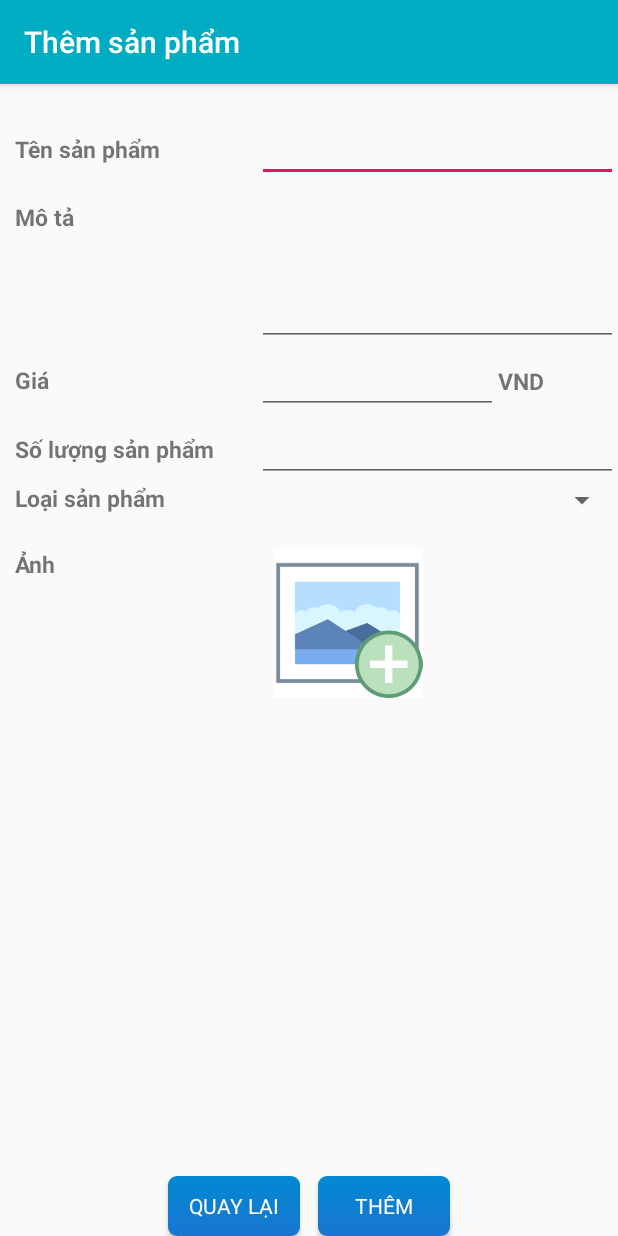
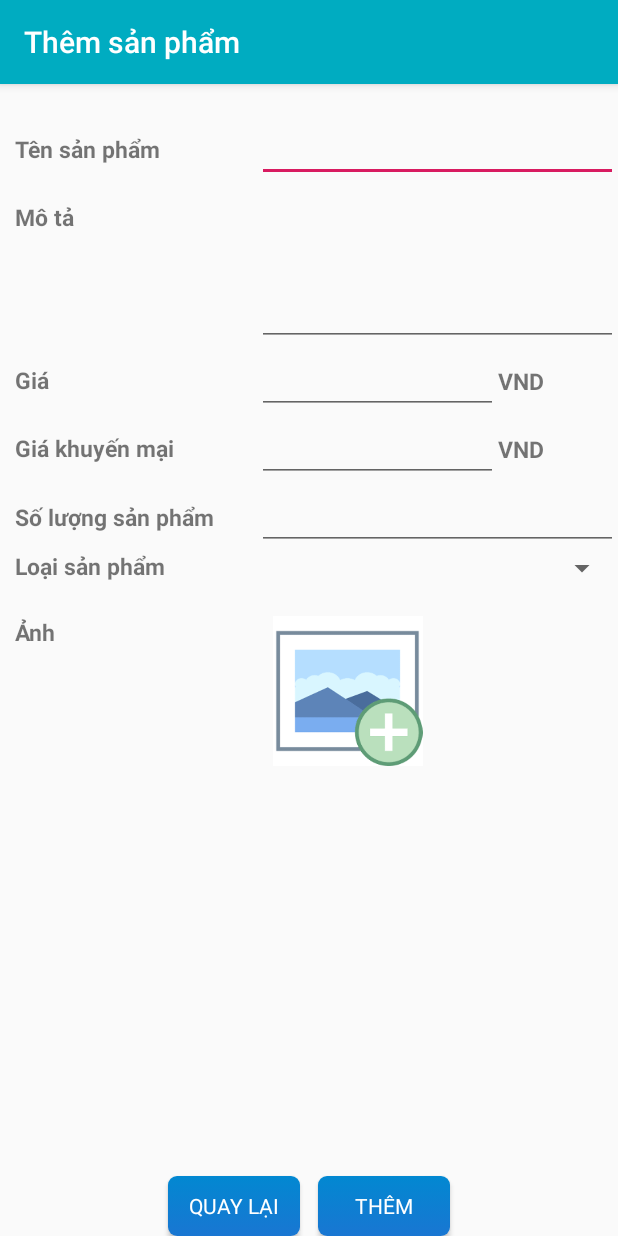
Before and after one commit to dung9788xx/ShopNowAndroid, an Android app: the ActivityAddProduct screen opened directly, with no data from a screen before it, on a phone screen of 412 x 824 dp. Run offline under Robolectric (Android 15) with nearby library versions, the light colour scheme and no system bars.

Commit message:
30/4/2020

```diff
--- a/app/src/main/java/com/dungdemo/shopnow/admin/AddCategoryActivity.java
+++ b/app/src/main/java/com/dungdemo/shopnow/admin/AddCategoryActivity.java
@@ -126,7 +126,7 @@ public class AddCategoryActivity extends AppCompatActivity implements AsyncRespo
         if(output.code()==200){
             Toast.makeText(this, "Thêm thành công", Toast.LENGTH_SHORT).show();
             finish();
-        }
+        }else
         if(output.code()==409){
             Toast.makeText(this, "Tên danh mục đã tồn tại!", Toast.LENGTH_SHORT).show();
         }else{
--- a/app/src/main/java/com/dungdemo/shopnow/admin/CategoryManagement.java
+++ b/app/src/main/java/com/dungdemo/shopnow/admin/CategoryManagement.java
@@ -77,7 +77,7 @@ public class CategoryManagement extends Fragment {
                         })
                         .setNegativeButton("Không", null)
                         .show();
-                return false;
+                return true;
             }
         });
         lvCategory.setOnItemClickListener(new AdapterView.OnItemClickListener() {
--- /dev/null
+++ b/app/src/main/res/drawable/ic_add_quanity_24dp.xml
@@ -0,0 +1,5 @@
+<vector android:height="24dp" android:tint="#060504"
+    android:viewportHeight="24.0" android:viewportWidth="24.0"
+    android:width="24dp" xmlns:android="http://schemas.android.com/apk/res/android">
+    <path android:fillColor="#FF000000" android:pathData="M19,13h-6v6h-2v-6H5v-2h6V5h2v6h6v2z"/>
+</vector>
--- /dev/null
+++ b/app/src/main/res/drawable/ic_add_quantity_24dp.xml
@@ -0,0 +1,5 @@
+<vector android:height="24dp" android:tint="#4C3F33"
+    android:viewportHeight="24.0" android:viewportWidth="24.0"
+    android:width="24dp" xmlns:android="http://schemas.android.com/apk/res/android">
+    <path android:fillColor="#FF000000" android:pathData="M19,13h-6v6h-2v-6H5v-2h6V5h2v6h6v2z"/>
+</vector>
--- a/app/src/main/res/layout/activity_add_product.xml
+++ b/app/src/main/res/layout/activity_add_product.xml
@@ -67,6 +67,39 @@
              android:layout_height="wrap_content">
              <EditText
                  android:id="@+id/edtPrice"
+                 android:inputType="number"
+                 android:layout_weight="4"
+                 android:layout_width="match_parent"
+                 android:layout_height="wrap_content"/>
+             <TextView
+                 android:textSize="15sp"
+                 android:textStyle="bold"
+                 android:layout_weight="8"
+                 android:text="VND"
+                 android:layout_width="match_parent"
+                 android:layout_height="wrap_content"/>
+         </LinearLayout>
+
+
+     </LinearLayout>
+     <LinearLayout
+         android:orientation="horizontal"
+         android:layout_width="match_parent"
+         android:layout_height="wrap_content">
+         <TextView
+             android:textSize="15sp"
+             android:textStyle="bold"
+             android:layout_gravity="center"
+             android:layout_weight="6"
+             android:text="Giá khuyến mại"
+             android:layout_width="match_parent"
+             android:layout_height="wrap_content"/>
+         <LinearLayout
+             android:layout_weight="4"
+             android:layout_width="match_parent"
+             android:layout_height="wrap_content">
+             <EditText
+                 android:id="@+id/edtPromotionPrice"
                  android:inputType="number"
                  android:layout_weight="4"
                  android:layout_width="match_parent"
--- a/app/src/main/res/layout/cart_item.xml
+++ b/app/src/main/res/layout/cart_item.xml
@@ -70,7 +70,7 @@
                         android:layout_marginLeft="15dp"
                         android:gravity="center"
                         android:id="@+id/btnPlus"
-                        android:background="@drawable/ic_add_black_24dp"
+                        android:background="@drawable/ic_add_quanity_24dp"
                         android:layout_width="30dp"
                         android:layout_height="25dp"/>
                 </LinearLayout>
--- a/app/src/main/res/layout/product_listview_item.xml
+++ b/app/src/main/res/layout/product_listview_item.xml
@@ -30,6 +30,7 @@
                 android:layout_width="match_parent"
                 android:layout_height="wrap_content">
                 <TextView
+                    android:textStyle="bold"
                     android:maxLength="25"
                     android:textSize="18sp"
                     android:fontFamily="@font/font"
```
Also changed, not shown: app/src/main/java/com/dungdemo/shopnow/customer/ProductDetailActivity.java (+15 -2 lines), app/src/main/java/com/dungdemo/shopnow/customer/RecycleViewAdapter.java (+15 -2 lines), app/src/main/java/com/dungdemo/shopnow/model/Product.java (+14 -1 lines), app/src/main/java/com/dungdemo/shopnow/store/ActivityAddProduct.java (+19 -2 lines), app/src/main/java/com/dungdemo/shopnow/store/ActivityEditProduct.java (+18 -1 lines), app/src/main/java/com/dungdemo/shopnow/store/ProductManagerFragment.java (+6 -1 lines), app/src/main/res/layout/activity_edit_product.xml (+33 -0 lines), app/src/main/res/layout/activity_product_detail.xml (+14 -0 lines), app/src/main/res/layout/product_recycleview_item.xml (+10 -1 lines).
